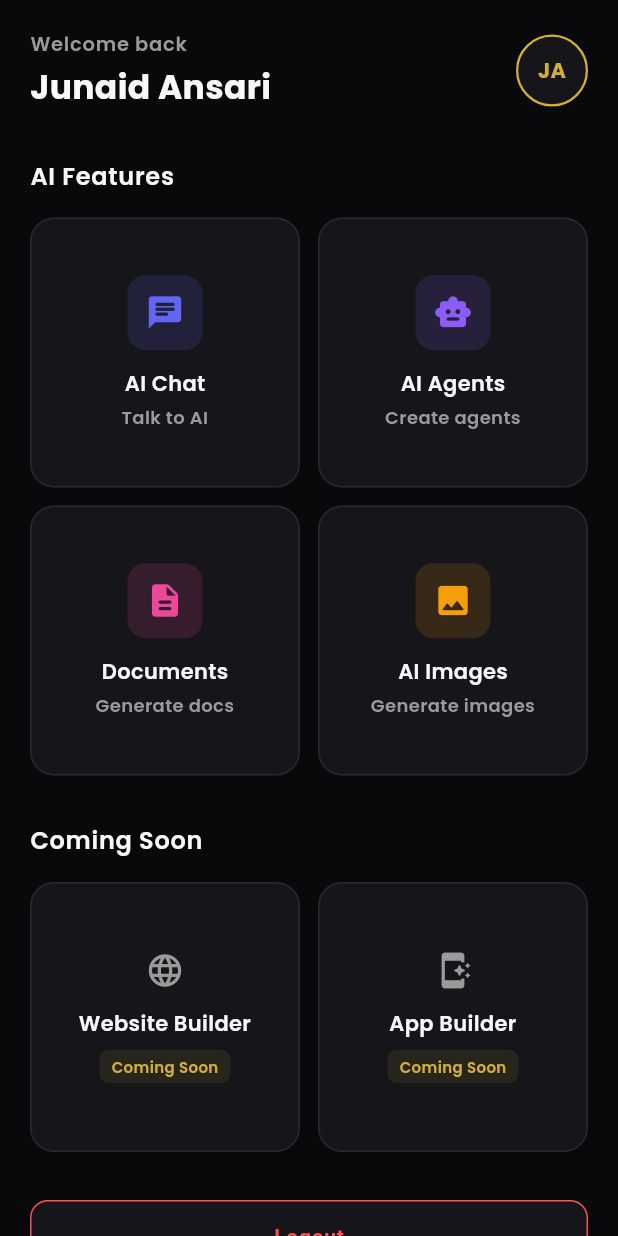
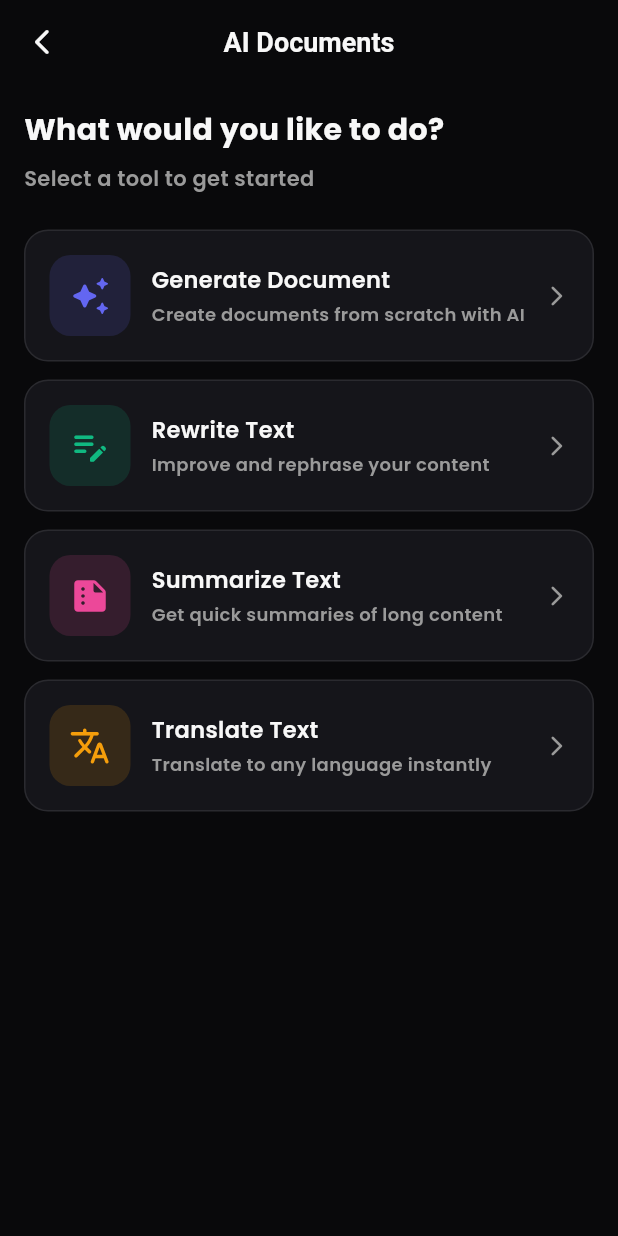
Before and after one commit to ansarijunaid19813-ops/nexora-ai, a Flutter app: the DashboardScreen screen opened by its route, after a tap on "Documents", on a phone screen of 412 x 824 dp. Run offline on Flutter 3.47's test engine with Material 3 defaults, Android fonts, the phone set to English and light mode, and no system bars; drawn by our look-alikes of flutter_animate; our stand-ins replace flutter_riverpod, google_fonts.

Commit message:
feat: AI Documents screen with 4 tools

```diff
--- /dev/null
+++ b/lib/features/documents/documents_screen.dart
@@ -0,0 +1,148 @@
+import 'package:flutter/material.dart';
+import 'package:flutter_animate/flutter_animate.dart';
+import '../../core/theme/app_theme.dart';
+
+class DocumentsScreen extends StatelessWidget {
+  const DocumentsScreen({super.key});
+
+  @override
+  Widget build(BuildContext context) {
+    return Scaffold(
+      backgroundColor: AppColors.background,
+      appBar: AppBar(
+        backgroundColor: AppColors.background,
+        elevation: 0,
+        leading: IconButton(
+          icon: const Icon(Icons.arrow_back_ios_new_rounded, color: AppColors.text, size: 20),
+          onPressed: () => Navigator.pop(context),
+        ),
+        title: const Text(
+          'AI Documents',
+          style: TextStyle(color: AppColors.text, fontSize: 18, fontWeight: FontWeight.w600),
+        ),
+        centerTitle: true,
+      ),
+      body: SingleChildScrollView(
+        padding: const EdgeInsets.all(16),
+        child: Column(
+          crossAxisAlignment: CrossAxisAlignment.start,
+          children: [
+            const Text(
+              'What would you like to do?',
+              style: TextStyle(color: AppColors.text, fontSize: 20, fontWeight: FontWeight.bold),
+            ).animate().fadeIn(duration: 600.ms),
+            const SizedBox(height: 8),
+            const Text(
+              'Select a tool to get started',
+              style: TextStyle(color: AppColors.textSecondary, fontSize: 14),
+            ).animate().fadeIn(duration: 600.ms, delay: 100.ms),
+            const SizedBox(height: 24),
+            _buildToolCard(
+              context: context,
+              icon: Icons.auto_awesome_rounded,
+              title: 'Generate Document',
+              subtitle: 'Create documents from scratch with AI',
+              color: const Color(0xFF6366F1),
+              delay: 200,
+            ),
+            _buildToolCard(
+              context: context,
+              icon: Icons.edit_note_rounded,
+              title: 'Rewrite Text',
+              subtitle: 'Improve and rephrase your content',
+              color: const Color(0xFF10B981),
+              delay: 300,
+            ),
+            _buildToolCard(
+              context: context,
+              icon: Icons.summarize_rounded,
+              title: 'Summarize Text',
+              subtitle: 'Get quick summaries of long content',
+              color: const Color(0xFFEC4899),
+              delay: 400,
+            ),
+            _buildToolCard(
+              context: context,
+              icon: Icons.translate_rounded,
+              title: 'Translate Text',
+              subtitle: 'Translate to any language instantly',
+              color: const Color(0xFFF59E0B),
+              delay: 500,
+            ),
+          ],
+        ),
+      ),
+    );
+  }
+
+  Widget _buildToolCard({
+    required BuildContext context,
+    required IconData icon,
+    required String title,
+    required String subtitle,
+    required Color color,
+    required int delay,
+  }) {
+    return GestureDetector(
+      onTap: () {
+        ScaffoldMessenger.of(context).showSnackBar(
+          SnackBar(
+            content: Text('$title - Coming Soon'),
+            backgroundColor: AppColors.card,
+          ),
+        );
+      },
+      child: Container(
+        margin: const EdgeInsets.only(bottom: 12),
+        padding: const EdgeInsets.all(16),
+        decoration: BoxDecoration(
+          color: AppColors.card,
+          borderRadius: BorderRadius.circular(16),
+          border: Border.all(color: AppColors.border, width: 1),
+        ),
+        child: Row(
+          children: [
+            Container(
+              width: 54,
+              height: 54,
+              decoration: BoxDecoration(
+                color: color.withOpacity(0.15),
+                borderRadius: BorderRadius.circular(14),
+              ),
+              child: Icon(icon, color: color, size: 28),
+            ),
+            const SizedBox(width: 14),
+            Expanded(
+              child: Column(
+                crossAxisAlignment: CrossAxisAlignment.start,
+                children: [
+                  Text(
+                    title,
+                    style: const TextStyle(
+                      color: AppColors.text,
+                      fontSize: 15,
+                      fontWeight: FontWeight.w600,
+                    ),
+                  ),
+                  const SizedBox(height: 4),
+                  Text(
+                    subtitle,
+                    style: const TextStyle(
+                      color: AppColors.textSecondary,
+                      fontSize: 12,
+                    ),
+                  ),
+                ],
+              ),
+            ),
+            const Icon(
+              Icons.arrow_forward_ios_rounded,
+              color: AppColors.textSecondary,
+              size: 16,
+            ),
+          ],
+        ),
+      ),
+    ).animate().fadeIn(duration: 400.ms, delay: delay.ms).slideX(begin: 0.2, end: 0);
+  }
+}
--- a/lib/main.dart
+++ b/lib/main.dart
@@ -10,6 +10,7 @@ import 'features/auth/forgot_password_screen.dart';
 import 'features/dashboard/dashboard_screen.dart';
 import 'features/chat/chat_screen.dart';
 import 'features/agents/agents_screen.dart';
+import 'features/documents/documents_screen.dart';
 void main() {
   runApp(
     const ProviderScope(
@@ -37,6 +38,7 @@ class NexoraApp extends StatelessWidget {
         AppConstants.routeDashboard: (context) => const DashboardScreen(),
         AppConstants.routeChat: (context) => const ChatScreen(),
         AppConstants.routeAgents: (context) => const AgentsScreen(),
+        AppConstants.routeDocuments: (context) => const DocumentsScreen(),
       },
     );
   }
```
